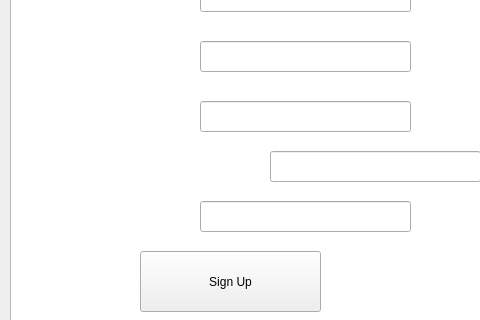
yjmantilla/hockey, file game/registro.ui: the form before one commit; both pictures show x 0 to 480 and y 299 to 619 of the 1164 by 619 pixel window.
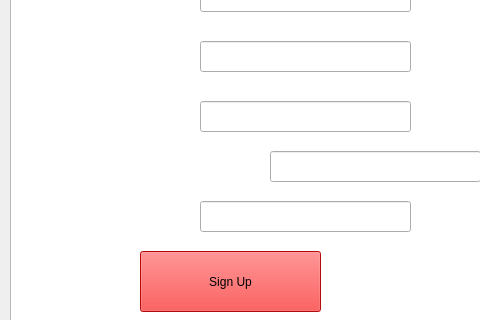
The form after the commit. Icons and pictures are not drawn.

```diff
--- a/game/registro.ui
+++ b/game/registro.ui
@@ -71,6 +71,10 @@
      <height>61</height>
     </rect>
    </property>
+   <property name="styleSheet">
+    <string notr="true">background-color: rgb(255, 14, 14);
+font: 12pt &quot;Consolas&quot;;</string>
+   </property>
    <property name="text">
     <string>Sign Up</string>
    </property>
```
